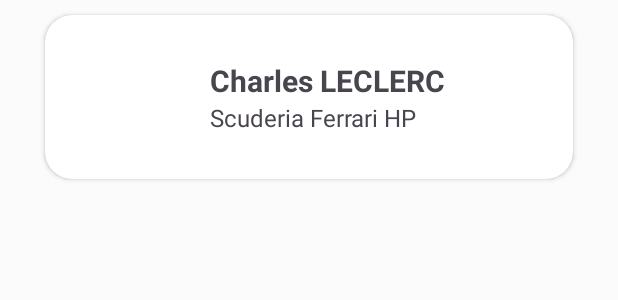
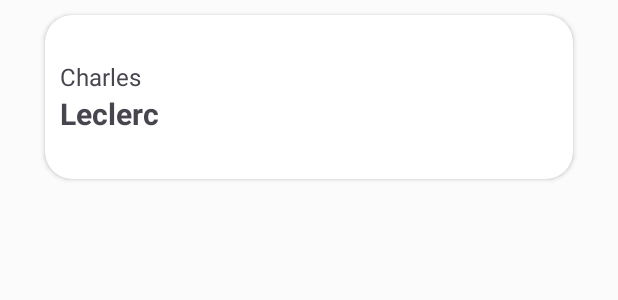
Before and after one commit to Lince-23/F1Info, an Android app: the layout drivers_card.xml on its own in the app's theme, with its tools: preview values and no code run, on a phone screen of 412 x 824 dp. Shown: the top 300 px of the screen. Run offline under Robolectric (Android 15) with nearby library versions, the phone set to English and light mode, and no system bars; network calls fail.

Commit message:
Changed drivers data

```diff
--- a/app/src/main/java/com/lince23/f1info/features/drivers/presentation/DriversListViewModel.kt
+++ b/app/src/main/java/com/lince23/f1info/features/drivers/presentation/DriversListViewModel.kt
@@ -28,7 +28,7 @@ class DriversListViewModel(private val getDriversListUseCase: GetDriversListUseC
     }
 
     private fun isSuccess(drivers: List<Driver>) {
-        _uiState.value = UiState(drivers = drivers.sortedBy { it.team })
+        _uiState.value = UiState(drivers = drivers)
     }
 
     private fun onFailure(error: ErrorApp) {
--- a/app/src/main/res/layout/drivers_card.xml
+++ b/app/src/main/res/layout/drivers_card.xml
@@ -18,13 +18,6 @@
             android:layout_height="match_parent"
             />
 
-        <ImageView
-            android:id="@+id/ivDriver"
-            android:layout_width="80dp"
-            android:layout_height="80dp"
-            android:layout_marginRight="20dp"
-            android:layout_gravity="bottom"
-            />
 
         <LinearLayout
             android:layout_width="wrap_content"
@@ -37,16 +30,16 @@
                 android:id="@+id/tvDriverName"
                 android:layout_width="match_parent"
                 android:layout_height="wrap_content"
-                android:textStyle="bold"
-                android:textSize="20sp"
-                tools:text="Charles LECLERC"/>
+                android:textSize="16sp"
+                tools:text="Charles"/>
 
             <TextView
-                android:id="@+id/tvDriverTeam"
+                android:id="@+id/tvDriverLastName"
                 android:layout_width="match_parent"
                 android:layout_height="wrap_content"
-                android:textSize="16sp"
-                tools:text="Scuderia Ferrari HP"/>
+                android:textSize="20sp"
+                android:textStyle="bold"
+                tools:text="Leclerc"/>
 
         </LinearLayout>
 
```
Also changed, not shown: app/src/main/java/com/lince23/f1info/features/drivers/presentation/DriversAdapter.kt (+4 -11 lines).
